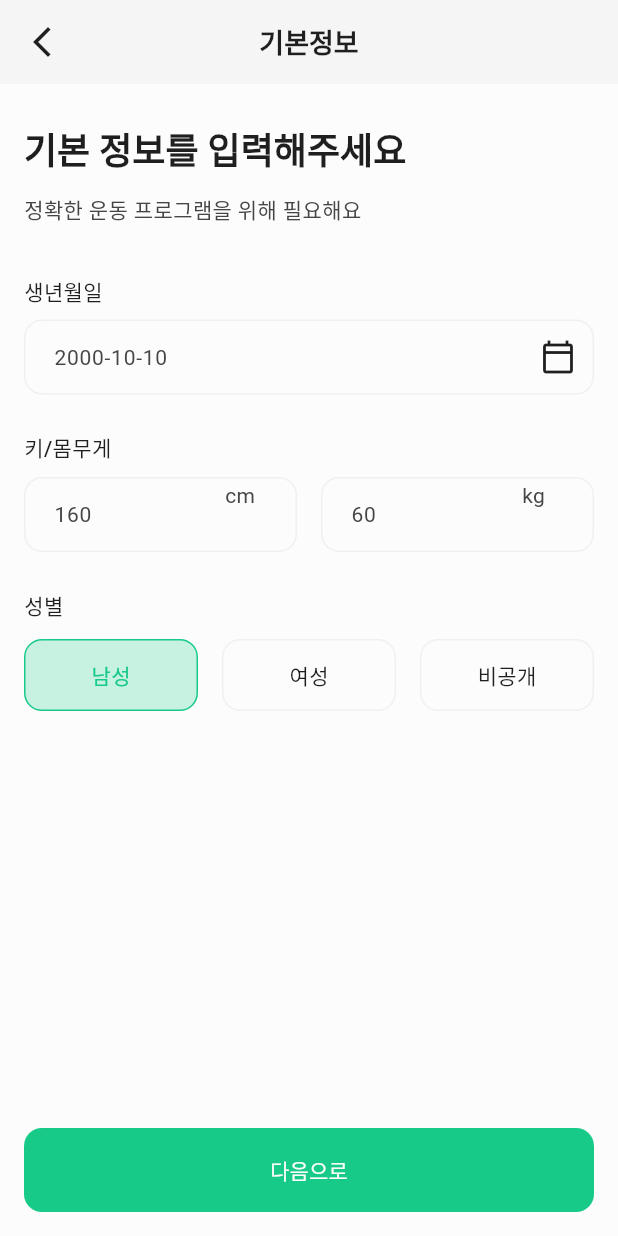
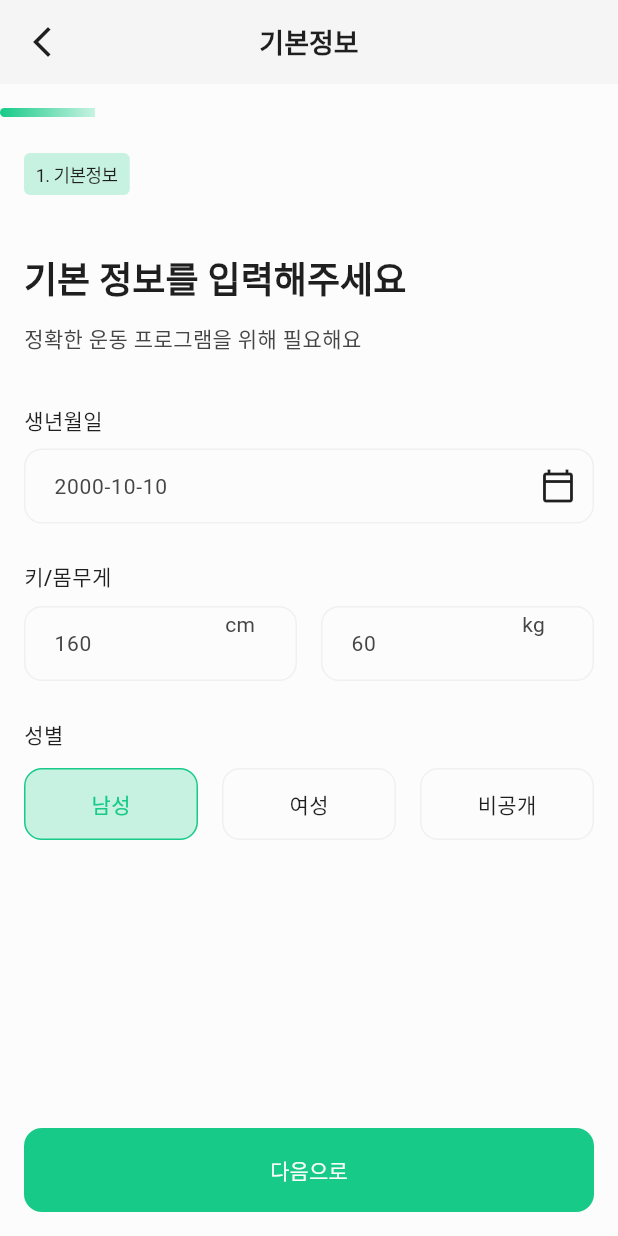
Before and after one commit to MEDILUX-club/DDUDUK, a Flutter app: the SurveyStep1BasicInfoScreen widget shown alone on an empty page, opened directly, on a phone screen of 412 x 824 dp. Run offline on Flutter 3.47's test engine with Material 3 defaults, Android fonts, the light colour scheme and no system bars; our stand-ins replace flutter_svg, syncfusion_flutter_sliders; missing offline and left inert: syncfusion_flutter_core; Roboto replaces fonts that are missing (Pretendard).

Commit message:
feat:survey_layout추기

```diff
--- /dev/null
+++ b/lib/layouts/survey_layout.dart
@@ -0,0 +1,131 @@
+import 'package:dduduk_app/layouts/default_layout.dart';
+import 'package:dduduk_app/theme/app_dimens.dart';
+import 'package:dduduk_app/widgets/common/step_badge.dart';
+import 'package:dduduk_app/widgets/common/step_progress_bar.dart';
+import 'package:dduduk_app/theme/app_colors.dart';
+import 'package:dduduk_app/theme/app_text_styles.dart';
+import 'package:dduduk_app/widgets/buttons/primary_button.dart';
+import 'package:flutter/material.dart';
+
+class SurveyLayout extends StatelessWidget {
+  const SurveyLayout({
+    super.key,
+    required this.title,
+    required this.stepLabel,
+    required this.currentStep,
+    required this.totalSteps,
+    required this.child,
+    this.bottomButtons,
+  });
+
+  final String title;
+  final String stepLabel;
+  final int currentStep;
+  final int totalSteps;
+  final Widget child;
+  final SurveyButtonsConfig? bottomButtons;
+
+  @override
+  Widget build(BuildContext context) {
+    return DefaultLayout(
+      title: title,
+      bottomNavigationBar: bottomButtons == null
+          ? null
+          : _BottomButtons(config: bottomButtons!),
+      child: Column(
+        crossAxisAlignment: CrossAxisAlignment.start,
+        children: [
+          const SizedBox(height: AppDimens.space16),
+          StepProgressBar(
+            currentStep: currentStep,
+            totalSteps: totalSteps,
+            horizontalBleed: AppDimens.screenPadding,
+          ),
+          const SizedBox(height: AppDimens.space24),
+          StepBadge(label: stepLabel),
+          const SizedBox(height: AppDimens.space12),
+          Expanded(child: child),
+        ],
+      ),
+    );
+  }
+}
+
+class SurveyButtonsConfig {
+  const SurveyButtonsConfig({
+    required this.nextText,
+    required this.onNext,
+    this.prevText,
+    this.onPrev,
+  });
+
+  final String nextText;
+  final VoidCallback onNext;
+  final String? prevText;
+  final VoidCallback? onPrev;
+}
+
+class _BottomButtons extends StatelessWidget {
+  const _BottomButtons({required this.config});
+
+  final SurveyButtonsConfig config;
+
+  @override
+  Widget build(BuildContext context) {
+    final bool hasPrev = config.prevText != null && config.onPrev != null;
+
+    return SafeArea(
+      top: false,
+      child: Padding(
+        padding: const EdgeInsets.fromLTRB(
+          AppDimens.screenPadding,
+          AppDimens.space12,
+          AppDimens.screenPadding,
+          AppDimens.space16,
+        ),
+        child: hasPrev
+            ? Row(
+                children: [
+                  Expanded(
+                    child: SizedBox(
+                      height: AppDimens.buttonHeight,
+                      child: OutlinedButton(
+                        onPressed: config.onPrev,
+                        style: OutlinedButton.styleFrom(
+                          side: const BorderSide(color: AppColors.linePrimary),
+                          backgroundColor: AppColors.fillBoxDefault,
+                          shape: RoundedRectangleBorder(
+                            borderRadius: BorderRadius.circular(12),
+                          ),
+                          foregroundColor: AppColors.textNormal,
+                        ),
+                        child: Text(
+                          config.prevText!,
+                          style: AppTextStyles.body14Medium,
+                        ),
+                      ),
+                    ),
+                  ),
+                  const SizedBox(width: AppDimens.itemSpacing),
+                  Expanded(
+                    child: SizedBox(
+                      height: AppDimens.buttonHeight,
+                      child: BaseButton(
+                        text: config.nextText,
+                        onPressed: config.onNext,
+                      ),
+                    ),
+                  ),
+                ],
+              )
+            : SizedBox(
+                height: AppDimens.buttonHeight,
+                child: BaseButton(
+                  text: config.nextText,
+                  onPressed: config.onNext,
+                ),
+              ),
+      ),
+    );
+  }
+}
--- a/lib/screens/survey/survey_step1_basic_info_screen.dart
+++ b/lib/screens/survey/survey_step1_basic_info_screen.dart
@@ -1,10 +1,9 @@
 import 'package:flutter/material.dart';
-import 'package:dduduk_app/layouts/default_layout.dart';
+import 'package:dduduk_app/layouts/survey_layout.dart';
 import 'package:dduduk_app/screens/survey/survey_step2_pain_location_screen.dart';
 import 'package:dduduk_app/theme/app_colors.dart';
 import 'package:dduduk_app/theme/app_dimens.dart';
 import 'package:dduduk_app/theme/app_text_styles.dart';
-import 'package:dduduk_app/widgets/buttons/primary_button.dart';
 import 'package:dduduk_app/widgets/common/custom_text_field.dart';
 
 class SurveyStep1BasicInfoScreen extends StatefulWidget {
@@ -55,8 +54,21 @@ class _SurveyStep1BasicInfoScreenState
 
   @override
   Widget build(BuildContext context) {
-    return DefaultLayout(
+    return SurveyLayout(
       title: '기본정보',
+      stepLabel: '1. 기본정보',
+      currentStep: 1,
+      totalSteps: 6,
+      bottomButtons: SurveyButtonsConfig(
+        nextText: '다음으로',
+        onNext: () {
+          Navigator.of(context).push(
+            MaterialPageRoute(
+              builder: (_) => const SurveyStep2PainLocationScreen(),
+            ),
+          );
+        },
+      ),
       child: Column(
         children: [
           Expanded(
@@ -136,17 +148,6 @@ class _SurveyStep1BasicInfoScreenState
               ),
             ),
           ),
-          BaseButton(
-            text: '다음으로',
-            onPressed: () {
-              Navigator.of(context).push(
-                MaterialPageRoute(
-                  builder: (_) => const SurveyStep2PainLocationScreen(),
-                ),
-              );
-            },
-          ),
-          const SizedBox(height: AppDimens.space16),
         ],
       ),
     );
```
Also changed, not shown: lib/screens/survey/survey_step2_pain_location_screen.dart (+18 -55 lines), lib/screens/survey/survey_step3_pain_level_screen.dart (+28 -46 lines), lib/screens/survey/survey_step4_lifestyle_screen.dart (+17 -39 lines), lib/screens/survey/survey_step5_workout_exp_screen.dart (+17 -17 lines), lib/screens/survey/survey_step6_preferred_time_screen.dart (+15 -17 lines).
